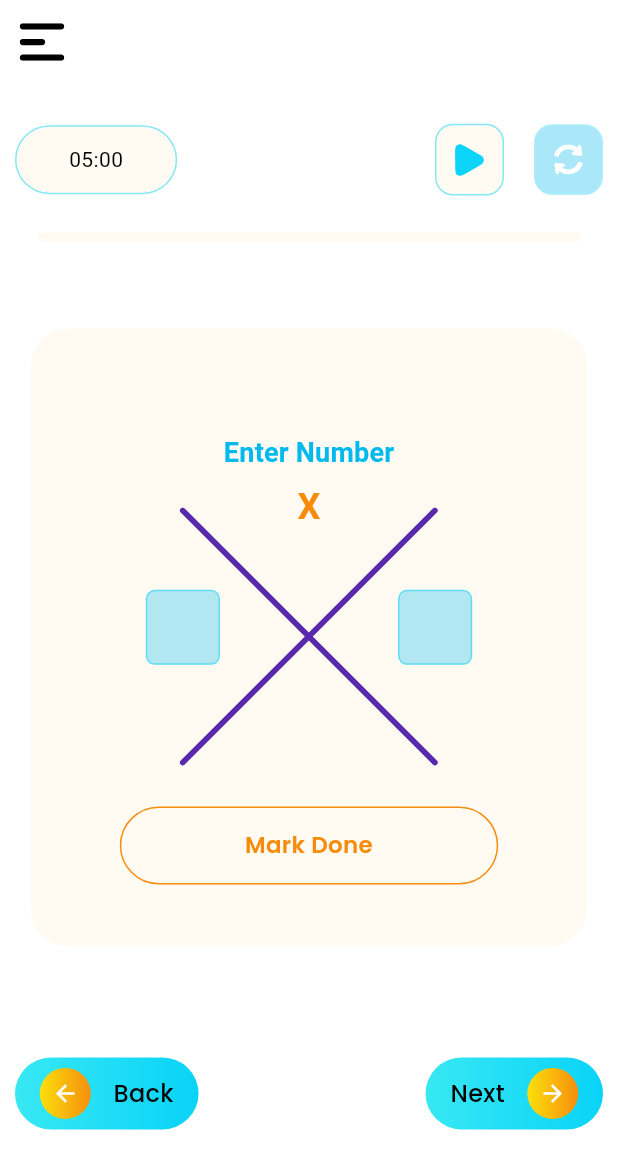
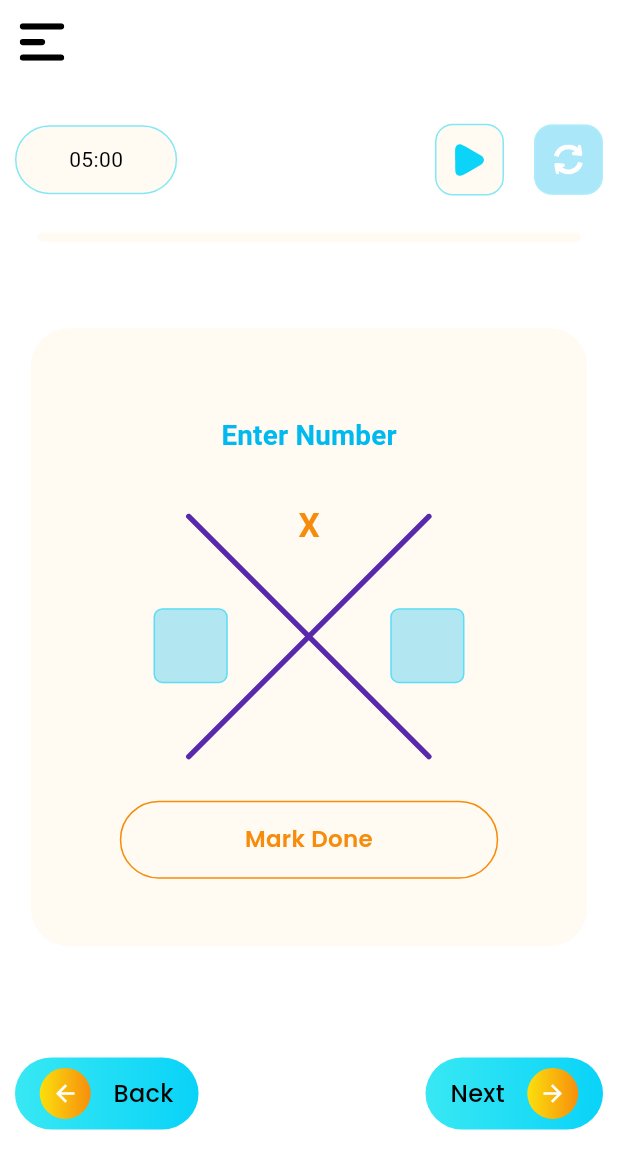
Before and after one commit to UmairYousafzai/X-puzzle, a Flutter app: the GameScreen screen opened directly, on a phone screen of 412 x 824 dp. Shown: the top 1169 px of the screen. Run offline on Flutter 3.47's test engine with Material 3 defaults, Android fonts, the phone set to English and light mode, and no system bars; our stand-ins replace flutter_keyboard_visibility, flutter_native_splash, flutter_riverpod, flutter_svg, gap, google_fonts and 2 more; accounts and stored records are empty; project files that could hold a hidden picture were left out.

Commit message:
UI fixing: alignment issues in main game screen

```diff
--- a/lib/presentation/screens/game_screen/game_widget.dart
+++ b/lib/presentation/screens/game_screen/game_widget.dart
@@ -25,105 +25,111 @@ class GameWidget extends ConsumerWidget {
     final secondNumberFocus = ref.watch(gameProvider).secondNumberFocus;
 
     return Container(
-      width: context.screenWidth * 0.9,
-      height: context.screenHeight * 0.5,
+      width: MediaQuery.of(context).size.width * 0.9,
+      height: MediaQuery.of(context).size.height * 0.5,
       decoration: BoxDecoration(
         borderRadius: BorderRadius.circular(25),
         color: MColors().colorPrimary,
       ),
-      child: Stack(
+
+      child: LayoutBuilder(
+        builder: (context, constraints) {
+          double containerWidth = constraints.maxWidth;
+          double containerHeight = constraints.maxHeight;
+
+          return Stack(
             alignment: Alignment.center,
             children: [
               Align(
-            alignment: Alignment.center,
                 child: SvgPicture.asset(
                   'assets/icons/svg/purple_cross.svg',
                   fit: BoxFit.contain,
-              height: context.screenHeight > smallDeviceThreshold
-                  ? context.screenHeight * 0.21
-                  : context.screenHeight * 0.21,
+                  height: containerHeight * 0.4,
                 ),
               ),
               Positioned(
-            top: MediaQuery.of(context).size.height > smallDeviceThreshold
-                ? context.screenHeight * 0.074
-                : context.screenHeight * 0.04,
-            left: 0,
-            right: 0,
-
-            child: /*Padding(
-              padding:
-                  EdgeInsets.only(left: context.screenHeight * 0.05,right: context.screenHeight * 0.05,
-                    top: context.screenHeight > largeDeviceThreshold?context.screenHeight*0.010 :context.screenHeight*0.008,
-              ),
-              child: */Column(
+                top: containerHeight * 0.14,
+                child: Column(
                   children: [
-                  Gap(context.screenHeight * 0.01),
                     Text(
                       'Enter Number',
                       style: Theme.of(context).textTheme.titleMedium!.copyWith(
-                        color: MColors().colorSecondaryBlueDark, fontSize: 18),
+                          color: MColors().colorSecondaryBlueDark, fontSize: containerWidth * 0.05),
                     ),
-                  Gap(context.screenHeight * 0.01),
+                  ],
+                ),
+              ),
+              Positioned(
+                top: smallDeviceThreshold>context.screenHeight?containerHeight * 0.21:containerHeight*0.245,
+                right: 0,
+                left: 0,
+                child: Column(
+                  children: [
+                    SizedBox(height: containerHeight * 0.040),
                     Text(
                       'X',
                       style: Theme.of(context).textTheme.titleLarge!.copyWith(
-                        fontSize: 24,
+                          fontSize: containerWidth * 0.06,
                           fontWeight: FontWeight.w700,
                           color: MColors().colorSecondaryOrangeDark),
                     ),
                     Text(
                       gameState.question?.topNum ?? "",
                       style: Theme.of(context).textTheme.titleLarge!.copyWith(
-                        fontSize: 28,
+                          fontSize: containerWidth * 0.07,
                           fontWeight: FontWeight.w700,
                           color: Colors.black),
                     ),
-                  const Gap(5),
+                    SizedBox(height:smallDeviceThreshold>context.screenHeight?containerHeight * 0.0:containerHeight*0.02),
                     Padding(
-                    padding:  EdgeInsets.symmetric(horizontal:context.screenWidth*0.12),
+                      padding: EdgeInsets.symmetric(horizontal: containerWidth * 0.16),
                       child: Row(
                         mainAxisAlignment: MainAxisAlignment.spaceAround,
                         children: [
                           gameNumberTextField(
                               value: gameState.firstNumber,
                               context: context,
-                            fontSize: 22,
+                              fontSize: containerWidth * 0.05,
                               onChanged: gameNotifier.updateFirstNumber,
                               focusNode: firstNumberFocus,
                               hasError: gameState.hasErrorOnTextFieldOne),
-                        const Gap(10),
+                          SizedBox(width: containerWidth * 0.05),
                           gameNumberTextField(
                               value: gameState.secondNumber,
                               context: context,
-                            fontSize: 22,
+                              fontSize: containerWidth * 0.05,
                               onChanged: gameNotifier.updateSecondNumber,
                               focusNode: secondNumberFocus,
                               hasError: gameState.hasErrorOnTextFieldTwo),
                         ],
                       ),
                     ),
-                  const Gap(5),
+
+                    SizedBox(height: containerHeight * 0.01),
+
                     Text(
                       gameState.question?.bottomNum ?? "",
                       style: Theme.of(context).textTheme.titleLarge!.copyWith(
-                        fontSize: 28,
+                          fontSize: containerWidth * 0.07,
                           fontWeight: FontWeight.w700,
                           color: Colors.black),
                     ),
-                  Gap(context.screenHeight * 0.066),
+                    SizedBox(height: containerHeight * 0.10),
+
                     gameDoneButton(
                       onMarkDonePressed,
                       context,
                       "Mark Done",
                     ),
-                  Gap(context.screenHeight * 0.02),
+                    SizedBox(height: containerHeight * 0.01),
                   ],
                 ),
-            /*),*/
               ),
             ],
+          );
+        },
       ),
     );
+
   }
 }
```
Lines whose indentation alone changed are shown as unchanged.
